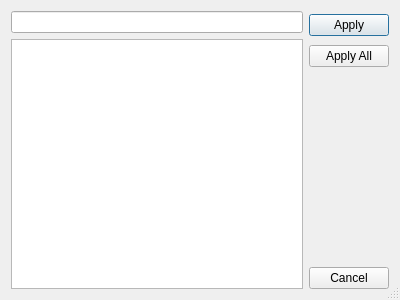
Qt form asammdfgui/search_dialog.ui (danielhrisca/asammdf) before a commit.
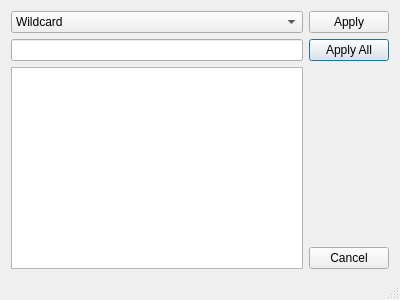
The same form after that commit.

Commit message: * gui: channel stats info

Diff of the .ui file:
```diff
--- a/asammdfgui/search_dialog.ui
+++ b/asammdfgui/search_dialog.ui
@@ -17,24 +17,34 @@
    <bool>true</bool>
   </property>
   <layout class="QGridLayout" name="grid_layout">
-   <item row="0" column="0">
-    <widget class="QLineEdit" name="search_box"/>
-   </item>
-   <item row="0" column="1" rowspan="2">
-    <widget class="QPushButton" name="apply_btn">
-     <property name="text">
-      <string>Apply</string>
-     </property>
-    </widget>
-   </item>
-   <item row="2" column="1">
+   <item row="1" column="1">
     <widget class="QPushButton" name="apply_all_btn">
      <property name="text">
       <string>Apply All</string>
      </property>
     </widget>
    </item>
-   <item row="3" column="1">
+   <item row="0" column="0">
+    <widget class="QComboBox" name="match_kind">
+     <property name="currentIndex">
+      <number>0</number>
+     </property>
+     <item>
+      <property name="text">
+       <string>Wildcard</string>
+      </property>
+     </item>
+     <item>
+      <property name="text">
+       <string>Regex</string>
+      </property>
+     </item>
+    </widget>
+   </item>
+   <item row="1" column="0">
+    <widget class="QLineEdit" name="search_box"/>
+   </item>
+   <item row="4" column="1">
     <spacer name="verticalSpacer">
      <property name="orientation">
       <enum>Qt::Vertical</enum>
@@ -47,14 +57,7 @@
      </property>
     </spacer>
    </item>
-   <item row="4" column="1">
-    <widget class="QPushButton" name="cancel_btn">
-     <property name="text">
-      <string>Cancel</string>
-     </property>
-    </widget>
-   </item>
-   <item row="1" column="0" rowspan="4">
+   <item row="2" column="0" rowspan="4">
     <widget class="QListWidget" name="matches">
      <property name="selectionMode">
       <enum>QAbstractItemView::ExtendedSelection</enum>
@@ -64,6 +67,27 @@
      </property>
     </widget>
    </item>
+   <item row="0" column="1">
+    <widget class="QPushButton" name="apply_btn">
+     <property name="text">
+      <string>Apply</string>
+     </property>
+    </widget>
+   </item>
+   <item row="6" column="0">
+    <widget class="QLabel" name="status">
+     <property name="text">
+      <string/>
+     </property>
+    </widget>
+   </item>
+   <item row="5" column="1">
+    <widget class="QPushButton" name="cancel_btn">
+     <property name="text">
+      <string>Cancel</string>
+     </property>
+    </widget>
+   </item>
   </layout>
  </widget>
  <resources>
```
The commit also changes 6 other files.
